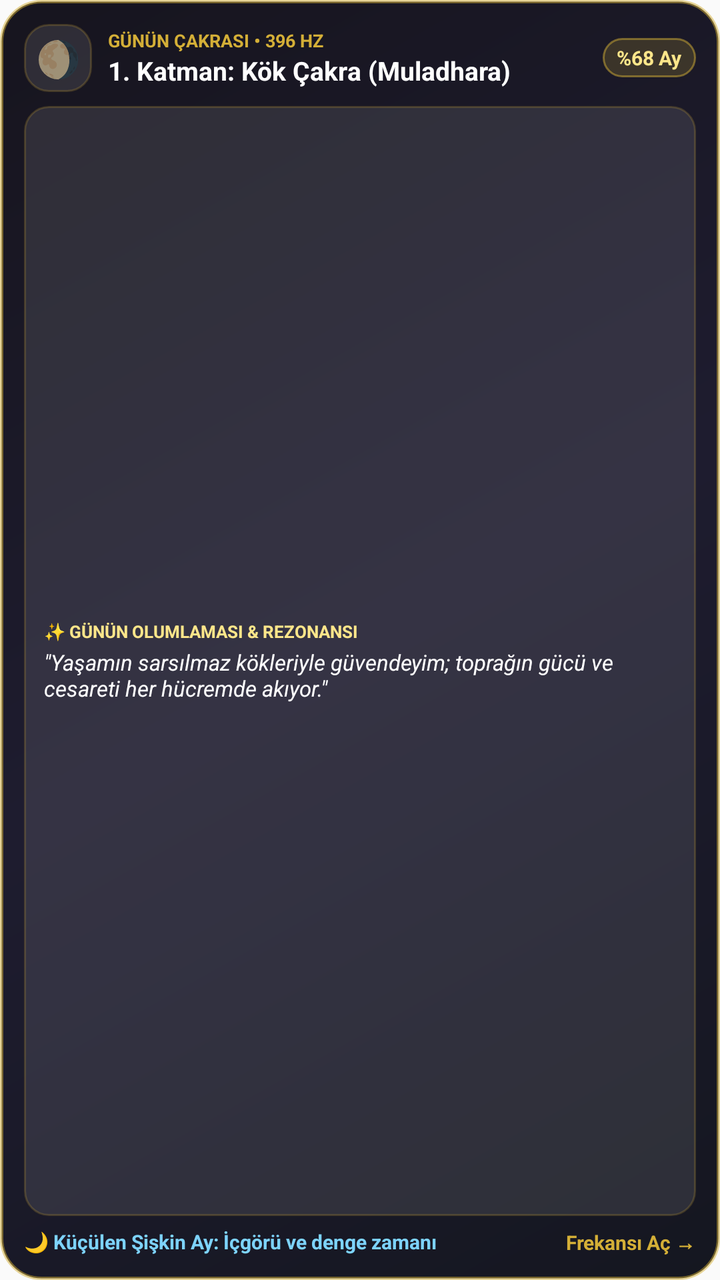
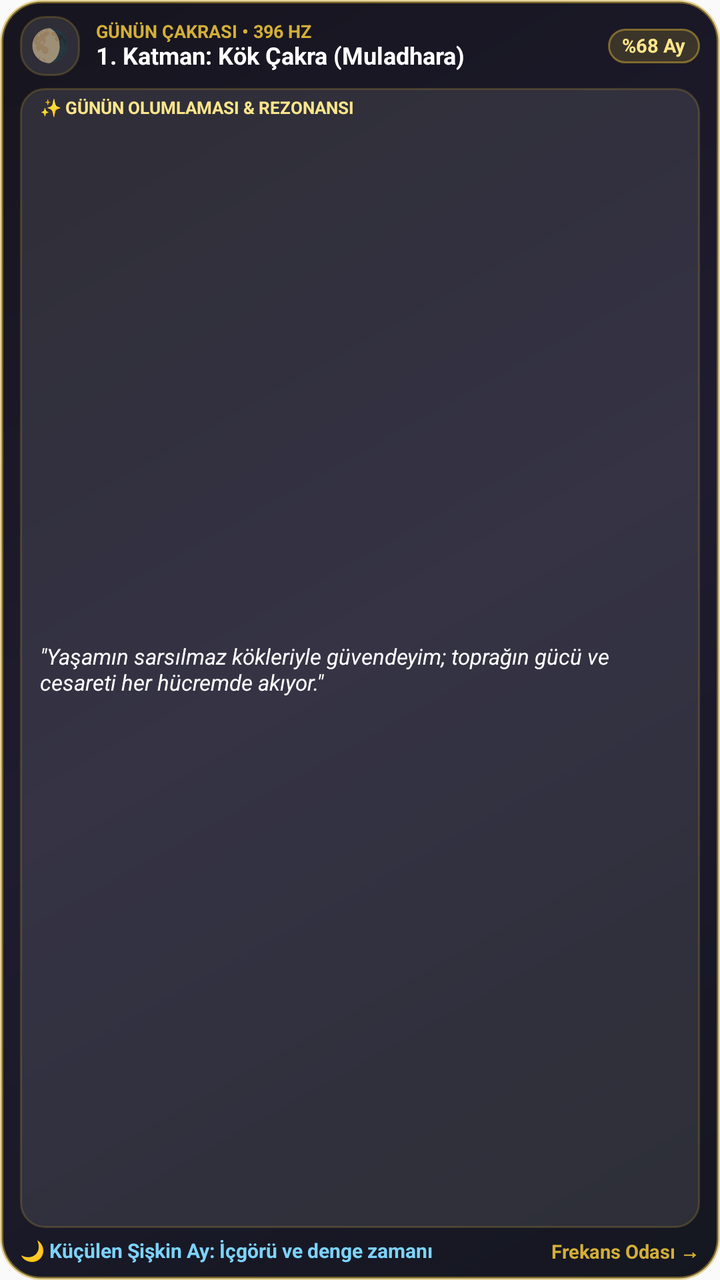

An Android layout rendered at two revisions. The XML below is the earlier revision; the diff shows what the commit changed to produce the second picture.
<!-- AndroidManifest.xml: application theme AppTheme -->
<!-- res/layout/chakra_moon_widget.xml -->
<?xml version="1.0" encoding="utf-8"?>
<LinearLayout xmlns:android="http://schemas.android.com/apk/res/android"
    android:id="@+id/cm_widget_root"
    android:layout_width="match_parent"
    android:layout_height="match_parent"
    android:background="@drawable/cosmic_widget_bg"
    android:orientation="vertical"
    android:padding="12dp">

    
    <LinearLayout
        android:layout_width="match_parent"
        android:layout_height="wrap_content"
        android:gravity="center_vertical"
        android:orientation="horizontal">

        <TextView
            android:id="@+id/cm_moon_icon"
            android:layout_width="34dp"
            android:layout_height="34dp"
            android:background="@drawable/cosmic_inner_card_bg"
            android:gravity="center"
            android:text="🌖"
            android:textSize="18sp" />

        <LinearLayout
            android:layout_width="0dp"
            android:layout_height="wrap_content"
            android:layout_marginStart="8dp"
            android:layout_weight="1"
            android:orientation="vertical">

            <TextView
                android:id="@+id/cm_chakra_badge"
                android:layout_width="wrap_content"
                android:layout_height="wrap_content"
                android:text="GÜNÜN ÇAKRASI • 396 HZ"
                android:textColor="#D4AF37"
                android:textSize="9sp"
                android:textStyle="bold" />

            <TextView
                android:id="@+id/cm_chakra_title"
                android:layout_width="wrap_content"
                android:layout_height="wrap_content"
                android:ellipsize="end"
                android:maxLines="1"
                android:text="1. Katman: Kök Çakra (Muladhara)"
                android:textColor="#FFFFFF"
                android:textSize="13sp"
                android:textStyle="bold" />
        </LinearLayout>

        <TextView
            android:id="@+id/cm_moon_pill"
            android:layout_width="wrap_content"
            android:layout_height="wrap_content"
            android:background="@drawable/cosmic_pill_bg"
            android:paddingHorizontal="7dp"
            android:paddingVertical="3dp"
            android:text="%68 Ay"
            android:textColor="#FDE68A"
            android:textSize="10sp"
            android:textStyle="bold" />
    </LinearLayout>

    
    <LinearLayout
        android:layout_width="match_parent"
        android:layout_height="0dp"
        android:layout_marginTop="7dp"
        android:layout_weight="1"
        android:background="@drawable/cosmic_inner_card_bg"
        android:gravity="center_vertical"
        android:orientation="vertical"
        android:paddingHorizontal="10dp"
        android:paddingVertical="6dp">

        <TextView
            android:layout_width="wrap_content"
            android:layout_height="wrap_content"
            android:text="✨ GÜNÜN OLUMLAMASI &amp; REZONANSI"
            android:textColor="#FDE68A"
            android:textSize="8.5sp"
            android:textStyle="bold" />

        <TextView
            android:id="@+id/cm_affirmation"
            android:layout_width="match_parent"
            android:layout_height="wrap_content"
            android:layout_marginTop="2dp"
            android:ellipsize="end"
            android:maxLines="2"
            android:text="&quot;Yaşamın sarsılmaz kökleriyle güvendeyim; toprağın gücü ve cesareti her hücremde akıyor.&quot;"
            android:textColor="#FFFFFF"
            android:textSize="11sp"
            android:textStyle="italic" />
    </LinearLayout>

    
    <LinearLayout
        android:layout_width="match_parent"
        android:layout_height="wrap_content"
        android:layout_marginTop="6dp"
        android:gravity="center_vertical"
        android:orientation="horizontal">

        <TextView
            android:id="@+id/cm_moon_desc"
            android:layout_width="0dp"
            android:layout_height="wrap_content"
            android:layout_weight="1"
            android:ellipsize="end"
            android:maxLines="1"
            android:text="🌙 Küçülen Şişkin Ay: İçgörü ve denge zamanı"
            android:textColor="#7DD3FC"
            android:textSize="10sp"
            android:textStyle="bold" />

        <TextView
            android:layout_width="wrap_content"
            android:layout_height="wrap_content"
            android:text="Frekansı Aç →"
            android:textColor="#D4AF37"
            android:textSize="10sp"
            android:textStyle="bold" />
    </LinearLayout>
</LinearLayout>
<!-- resources referenced by this layout -->
<resources>
  <!-- drawable cosmic_inner_card_bg (drawable) -->
  <?xml version="1.0" encoding="utf-8"?>
  <shape xmlns:android="http://schemas.android.com/apk/res/android"
      android:shape="rectangle">
      <solid android:color="#1AFFFFFF" />
      <corners android:radius="12dp" />
      <stroke
          android:width="1dp"
          android:color="#38D4AF37" />
  </shape>
  <!-- drawable cosmic_pill_bg (drawable) -->
  <?xml version="1.0" encoding="utf-8"?>
  <shape xmlns:android="http://schemas.android.com/apk/res/android"
      android:shape="rectangle">
      <solid android:color="#2ED4AF37" />
      <corners android:radius="10dp" />
      <stroke
          android:width="1dp"
          android:color="#80D4AF37" />
  </shape>
  <!-- drawable cosmic_widget_bg (drawable) -->
  <?xml version="1.0" encoding="utf-8"?>
  <shape xmlns:android="http://schemas.android.com/apk/res/android"
      android:shape="rectangle">
      <gradient
          android:angle="135"
          android:startColor="#F2080A14"
          android:centerColor="#F2121024"
          android:endColor="#F20A0812"
          android:type="linear" />
      <corners android:radius="20dp" />
      <stroke
          android:width="1.5dp"
          android:color="#80D4AF37" />
  </shape>
  <style name="AppTheme" parent="Theme.AppCompat.DayNight.NoActionBar">
      <item name="android:enforceNavigationBarContrast" tools:targetApi="29">true</item>
      <item name="android:editTextBackground">@drawable/rn_edit_text_material</item>
      <item name="colorPrimary">@color/colorPrimary</item>
      <item name="android:statusBarColor">#000000</item>
    </style>
  <!-- drawable rn_edit_text_material (drawable) -->
  <?xml version="1.0" encoding="utf-8"?>
  <inset xmlns:android="http://schemas.android.com/apk/res/android"
         android:insetLeft="@dimen/abc_edit_text_inset_horizontal_material"
         android:insetRight="@dimen/abc_edit_text_inset_horizontal_material"
         android:insetTop="@dimen/abc_edit_text_inset_top_material"
         android:insetBottom="@dimen/abc_edit_text_inset_bottom_material"
         >
  
      <selector>
          
          <item android:state_enabled="false" android:drawable="@drawable/abc_textfield_default_mtrl_alpha"/>
          <item android:drawable="@drawable/abc_textfield_activated_mtrl_alpha"/>
      </selector>
  
  </inset>
  <color name="colorPrimary">#D4AF37</color>
</resources>

<!-- the commit's change to res/layout/chakra_moon_widget.xml (unified diff, before → after) -->
@@ -5,7 +5,8 @@
     android:layout_height="match_parent"
     android:background="@drawable/cosmic_widget_bg"
     android:orientation="vertical"
-    android:padding="12dp">
+    android:paddingHorizontal="10dp"
+    android:paddingVertical="8dp">
 
     
     <LinearLayout
@@ -16,24 +17,33 @@
 
         <TextView
             android:id="@+id/cm_moon_icon"
-            android:layout_width="34dp"
-            android:layout_height="34dp"
+            android:layout_width="30dp"
+            android:layout_height="30dp"
             android:background="@drawable/cosmic_inner_card_bg"
             android:gravity="center"
+            android:includeFontPadding="false"
             android:text="🌖"
-            android:textSize="18sp" />
+            android:textSize="16sp" />
 
         <LinearLayout
             android:layout_width="0dp"
             android:layout_height="wrap_content"
             android:layout_marginStart="8dp"
+            android:layout_marginEnd="6dp"
             android:layout_weight="1"
             android:orientation="vertical">
 
             <TextView
                 android:id="@+id/cm_chakra_badge"
-                android:layout_width="wrap_content"
+                android:layout_width="match_parent"
                 android:layout_height="wrap_content"
+                android:autoSizeMaxTextSize="9sp"
+                android:autoSizeMinTextSize="7sp"
+                android:autoSizeStepGranularity="0.5sp"
+                android:autoSizeTextType="uniform"
+                android:ellipsize="end"
+                android:includeFontPadding="false"
+                android:maxLines="1"
                 android:text="GÜNÜN ÇAKRASI • 396 HZ"
                 android:textColor="#D4AF37"
                 android:textSize="9sp"
@@ -41,13 +51,18 @@
 
             <TextView
                 android:id="@+id/cm_chakra_title"
-                android:layout_width="wrap_content"
+                android:layout_width="match_parent"
                 android:layout_height="wrap_content"
+                android:autoSizeMaxTextSize="12.5sp"
+                android:autoSizeMinTextSize="8.5sp"
+                android:autoSizeStepGranularity="0.5sp"
+                android:autoSizeTextType="uniform"
                 android:ellipsize="end"
+                android:includeFontPadding="false"
                 android:maxLines="1"
                 android:text="1. Katman: Kök Çakra (Muladhara)"
                 android:textColor="#FFFFFF"
-                android:textSize="13sp"
+                android:textSize="12sp"
                 android:textStyle="bold" />
         </LinearLayout>
 
@@ -56,11 +71,12 @@
             android:layout_width="wrap_content"
             android:layout_height="wrap_content"
             android:background="@drawable/cosmic_pill_bg"
+            android:includeFontPadding="false"
             android:paddingHorizontal="7dp"
             android:paddingVertical="3dp"
             android:text="%68 Ay"
             android:textColor="#FDE68A"
-            android:textSize="10sp"
+            android:textSize="9.5sp"
             android:textStyle="bold" />
     </LinearLayout>
 
@@ -68,17 +84,18 @@
     <LinearLayout
         android:layout_width="match_parent"
         android:layout_height="0dp"
-        android:layout_marginTop="7dp"
+        android:layout_marginTop="6dp"
         android:layout_weight="1"
         android:background="@drawable/cosmic_inner_card_bg"
         android:gravity="center_vertical"
         android:orientation="vertical"
         android:paddingHorizontal="10dp"
-        android:paddingVertical="6dp">
+        android:paddingVertical="5dp">
 
         <TextView
             android:layout_width="wrap_content"
             android:layout_height="wrap_content"
+            android:includeFontPadding="false"
             android:text="✨ GÜNÜN OLUMLAMASI &amp; REZONANSI"
             android:textColor="#FDE68A"
             android:textSize="8.5sp"
@@ -87,13 +104,20 @@
         <TextView
             android:id="@+id/cm_affirmation"
             android:layout_width="match_parent"
-            android:layout_height="wrap_content"
+            android:layout_height="0dp"
             android:layout_marginTop="2dp"
+            android:layout_weight="1"
+            android:autoSizeMaxTextSize="11sp"
+            android:autoSizeMinTextSize="8.5sp"
+            android:autoSizeStepGranularity="0.5sp"
+            android:autoSizeTextType="uniform"
             android:ellipsize="end"
+            android:gravity="center_vertical"
+            android:includeFontPadding="false"
             android:maxLines="2"
             android:text="&quot;Yaşamın sarsılmaz kökleriyle güvendeyim; toprağın gücü ve cesareti her hücremde akıyor.&quot;"
             android:textColor="#FFFFFF"
-            android:textSize="11sp"
+            android:textSize="10.5sp"
             android:textStyle="italic" />
     </LinearLayout>
 
@@ -101,7 +125,7 @@
     <LinearLayout
         android:layout_width="match_parent"
         android:layout_height="wrap_content"
-        android:layout_marginTop="6dp"
+        android:layout_marginTop="5dp"
         android:gravity="center_vertical"
         android:orientation="horizontal">
 
@@ -109,8 +133,14 @@
             android:id="@+id/cm_moon_desc"
             android:layout_width="0dp"
             android:layout_height="wrap_content"
+            android:layout_marginEnd="6dp"
             android:layout_weight="1"
+            android:autoSizeMaxTextSize="10sp"
+            android:autoSizeMinTextSize="8sp"
+            android:autoSizeStepGranularity="0.5sp"
+            android:autoSizeTextType="uniform"
             android:ellipsize="end"
+            android:includeFontPadding="false"
             android:maxLines="1"
             android:text="🌙 Küçülen Şişkin Ay: İçgörü ve denge zamanı"
             android:textColor="#7DD3FC"
@@ -118,11 +148,13 @@
             android:textStyle="bold" />
 
         <TextView
+            android:id="@+id/cm_open_freq_btn"
             android:layout_width="wrap_content"
             android:layout_height="wrap_content"
-            android:text="Frekansı Aç →"
+            android:includeFontPadding="false"
+            android:text="Frekans Odası →"
             android:textColor="#D4AF37"
-            android:textSize="10sp"
+            android:textSize="9.5sp"
             android:textStyle="bold" />
     </LinearLayout>
 </LinearLayout>
